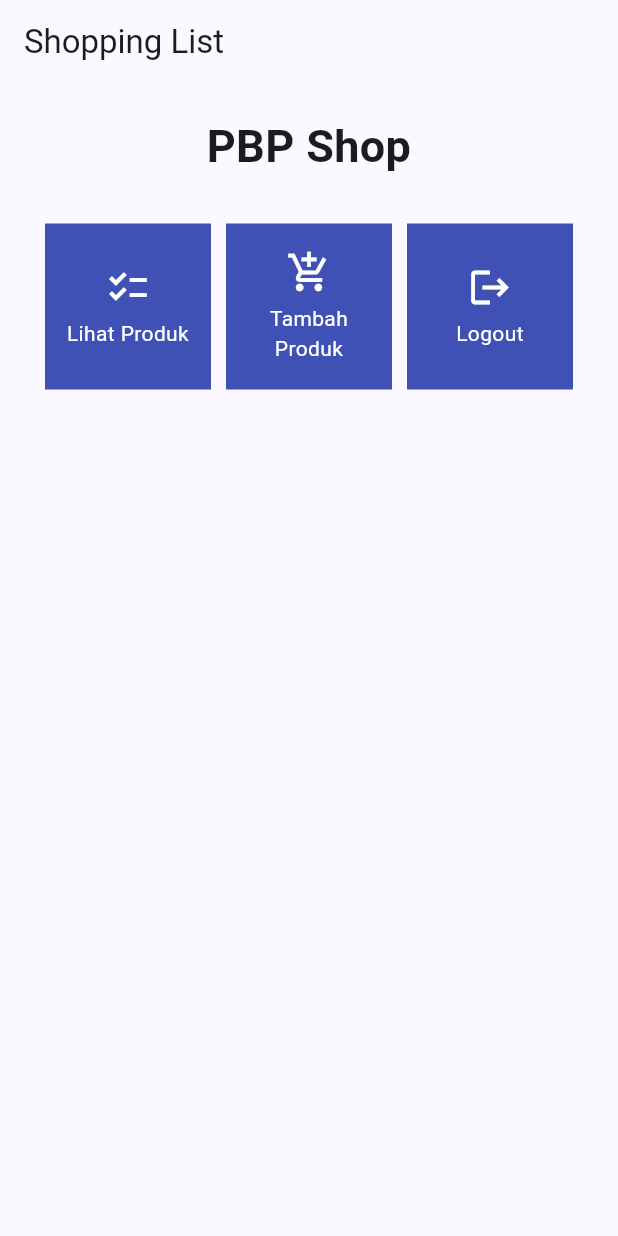
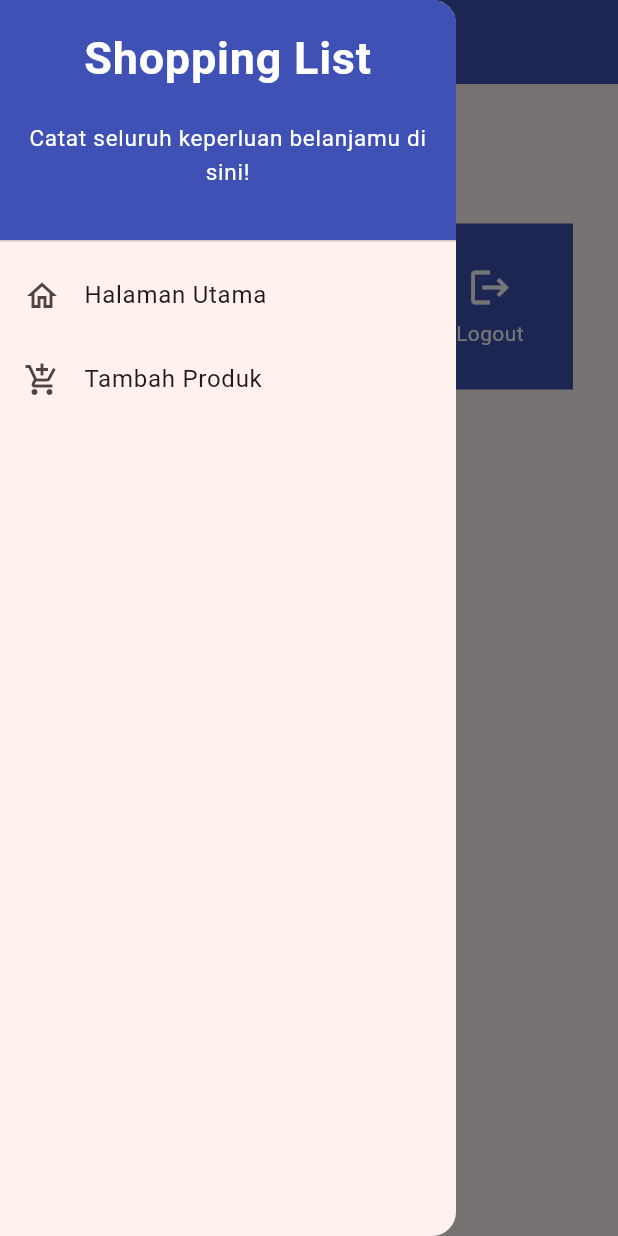
Before and after one commit to kezialasma/shopping-list-mobile, a Flutter app: the screen it shows after launch, with the side drawer open (before the commit the screen has no drawer), on a phone screen of 412 x 824 dp. Run offline on Flutter 3.47's test engine with Material 2 defaults, Android fonts, the phone set to English and light mode, and no system bars.

Commit message:
commit tutor 7

```diff
--- a/lib/main.dart
+++ b/lib/main.dart
@@ -1,5 +1,5 @@
 import 'package:flutter/material.dart';
-import 'package:shopping_list/menu.dart';
+import 'package:shopping_list/screens/menu.dart';
 
 void main() {
   runApp(const MyApp());
@@ -29,7 +29,7 @@ class MyApp extends StatelessWidget {
         //
         // This works for code too, not just values: Most code changes can be
         // tested with just a hot reload.
-        colorScheme: ColorScheme.fromSeed(seedColor: Colors.indigo),
+        colorScheme: ColorScheme.fromSeed(seedColor: Colors.deepOrange),
         useMaterial3: true,
       ),
       home: MyHomePage(),
--- a/lib/menu.dart
+++ b/lib/screens/menu.dart
@@ -1,4 +1,7 @@
 import 'package:flutter/material.dart';
+import 'package:shopping_list/widgets/left_drawer.dart';
+import 'package:shopping_list/screens/shoplist_form.dart';
+import 'package:shopping_list/widgets/shop_card.dart';
 
 class MyHomePage extends StatelessWidget {
   MyHomePage({Key? key}) : super(key: key);
@@ -23,7 +26,10 @@ class MyHomePage extends StatelessWidget {
         title: const Text(
           'Shopping List',
         ),
+        backgroundColor: Colors.indigo,
+        foregroundColor: Colors.white,
       ),
+      drawer: const LeftDrawer(),
       body: SingleChildScrollView(
         // Widget wrapper yang dapat discroll
         child: Padding(
@@ -65,12 +71,7 @@ class MyHomePage extends StatelessWidget {
   }
 }
 
-class ShopItem {
-  final String name;
-  final IconData icon;
 
-  ShopItem(this.name, this.icon);
-}
 
 class ShopCard extends StatelessWidget {
   final ShopItem item;
@@ -89,6 +90,11 @@ class ShopCard extends StatelessWidget {
             ..hideCurrentSnackBar()
             ..showSnackBar(SnackBar(
                 content: Text("Kamu telah menekan tombol ${item.name}!")));
+          if (item.name == "Tambah Produk") {
+            // TODO: Gunakan Navigator.push untuk melakukan navigasi ke MaterialPageRoute yang mencakup ShopFormPage.
+            Navigator.push(context,
+                MaterialPageRoute(builder: (context) => const ShopFormPage()));
+          }
         },
         child: Container(
           // Container untuk menyimpan Icon dan Text
--- /dev/null
+++ b/lib/widgets/left_drawer.dart
@@ -0,0 +1,76 @@
+import 'package:flutter/material.dart';
+import 'package:shopping_list/screens/menu.dart';
+// TODO: done Impor halaman ShopFormPage jika sudah dibuat
+import 'package:shopping_list/screens/shoplist_form.dart';
+
+class LeftDrawer extends StatelessWidget {
+  const LeftDrawer({super.key});
+
+  @override
+  Widget build(BuildContext context) {
+    return Drawer(
+      child: ListView(
+        children: [
+          const DrawerHeader(
+            decoration: BoxDecoration(
+              color: Colors.indigo,
+            ),
+            child: Column(
+              children: [
+                Text(
+                  'Shopping List',
+                  textAlign: TextAlign.center,
+                  style: TextStyle(
+                    fontSize: 30,
+                    fontWeight: FontWeight.bold,
+                    color: Colors.white,
+                  ),
+                ),
+                Padding(padding: EdgeInsets.all(10)),
+                Text("Catat seluruh keperluan belanjamu di sini!",
+                  // TODO: Tambahkan gaya teks dengan center alignment, font ukuran 15, warna putih, dan weight biasa
+                  textAlign: TextAlign.center,
+                    style: TextStyle(
+                      fontSize: 15,
+                      fontWeight: FontWeight.normal,
+                      color: Colors.white,
+                    ),
+                ),
+
+              ],
+            ),
+          ),
+
+          ListTile(
+            leading: const Icon(Icons.home_outlined),
+            title: const Text('Halaman Utama'),
+            // Bagian redirection ke MyHomePage
+            onTap: () {
+              Navigator.pushReplacement(
+                  context,
+                  MaterialPageRoute(
+                    builder: (context) => MyHomePage(),
+                  ));
+            },
+          ),
+          ListTile(
+            leading: const Icon(Icons.add_shopping_cart),
+            title: const Text('Tambah Produk'),
+            // Bagian redirection ke ShopFormPage
+            onTap: () {
+              /*
+              TODO: done Buatlah routing ke ShopFormPage di sini,
+              setelah halaman ShopFormPage sudah dibuat.
+              */
+              Navigator.pushReplacement(
+                context,
+                MaterialPageRoute(
+                    builder:(context) => ShopFormPage()
+                ));
+            },
+          ),
+        ],
+      ),
+    );
+  }
+}
```
Also changed, not shown: lib/screens/shoplist_form.dart (added, +165 -0 lines), lib/widgets/shop_card.dart (added, +8 -0 lines).
